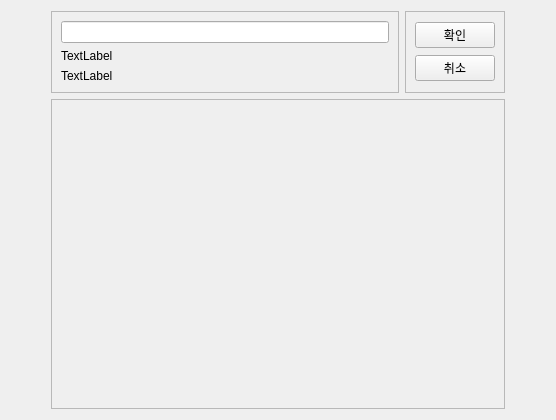
This is Code/front/ui/widget_make_talk_room_ui.ui in lee991229/KKOTalk as Qt 5 draws it before an edit. The edited form follows.
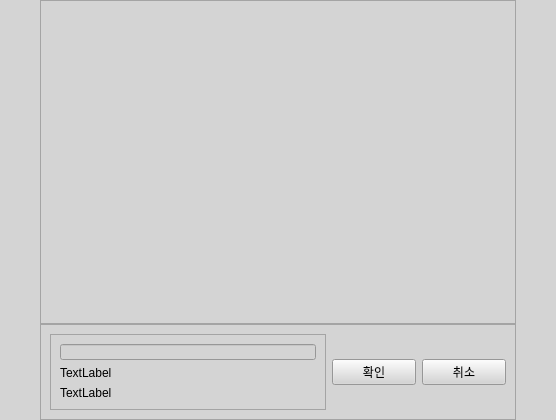
This is the edited form.

```diff
--- a/Code/front/ui/widget_make_talk_room_ui.ui
+++ b/Code/front/ui/widget_make_talk_room_ui.ui
@@ -13,7 +13,27 @@
   <property name="windowTitle">
    <string>Form</string>
   </property>
+  <property name="styleSheet">
+   <string notr="true">QWidget{
+background-color: rgb(212, 212, 212);
+}</string>
+  </property>
   <layout class="QVBoxLayout" name="verticalLayout_4">
+   <property name="spacing">
+    <number>0</number>
+   </property>
+   <property name="leftMargin">
+    <number>0</number>
+   </property>
+   <property name="topMargin">
+    <number>0</number>
+   </property>
+   <property name="rightMargin">
+    <number>0</number>
+   </property>
+   <property name="bottomMargin">
+    <number>0</number>
+   </property>
    <item>
     <layout class="QHBoxLayout" name="horizontalLayout_2">
      <item>
@@ -34,65 +54,6 @@
      </item>
      <item>
       <layout class="QVBoxLayout" name="verticalLayout_3">
-       <item>
-        <layout class="QHBoxLayout" name="horizontalLayout">
-         <item>
-          <widget class="QFrame" name="frame">
-           <property name="frameShape">
-            <enum>QFrame::StyledPanel</enum>
-           </property>
-           <property name="frameShadow">
-            <enum>QFrame::Raised</enum>
-           </property>
-           <layout class="QVBoxLayout" name="verticalLayout">
-            <item>
-             <widget class="QLineEdit" name="lineEdit"/>
-            </item>
-            <item>
-             <widget class="QLabel" name="label">
-              <property name="text">
-               <string>TextLabel</string>
-              </property>
-             </widget>
-            </item>
-            <item>
-             <widget class="QLabel" name="label_2">
-              <property name="text">
-               <string>TextLabel</string>
-              </property>
-             </widget>
-            </item>
-           </layout>
-          </widget>
-         </item>
-         <item>
-          <widget class="QFrame" name="frame_2">
-           <property name="frameShape">
-            <enum>QFrame::StyledPanel</enum>
-           </property>
-           <property name="frameShadow">
-            <enum>QFrame::Raised</enum>
-           </property>
-           <layout class="QVBoxLayout" name="verticalLayout_2">
-            <item>
-             <widget class="QPushButton" name="pushButton">
-              <property name="text">
-               <string>확인</string>
-              </property>
-             </widget>
-            </item>
-            <item>
-             <widget class="QPushButton" name="pushButton_2">
-              <property name="text">
-               <string>취소</string>
-              </property>
-             </widget>
-            </item>
-           </layout>
-          </widget>
-         </item>
-        </layout>
-       </item>
        <item>
         <widget class="QScrollArea" name="scrollArea">
          <property name="widgetResizable">
@@ -103,13 +64,146 @@
            <rect>
             <x>0</x>
             <y>0</y>
-            <width>440</width>
-            <height>312</height>
+            <width>458</width>
+            <height>310</height>
            </rect>
           </property>
+          <layout class="QVBoxLayout" name="layout">
+           <property name="spacing">
+            <number>0</number>
+           </property>
+           <property name="leftMargin">
+            <number>0</number>
+           </property>
+           <property name="topMargin">
+            <number>0</number>
+           </property>
+           <property name="rightMargin">
+            <number>0</number>
+           </property>
+           <property name="bottomMargin">
+            <number>0</number>
+           </property>
+           <item>
+            <widget class="QWidget" name="invite_member_choice" native="true">
+             <layout class="QVBoxLayout" name="invite_member_choice_layout"/>
+            </widget>
+           </item>
+           <item>
+            <widget class="QWidget" name="widget_2" native="true">
+             <layout class="QVBoxLayout" name="verticalLayout_5">
+              <item>
+               <spacer name="verticalSpacer">
+                <property name="orientation">
+                 <enum>Qt::Vertical</enum>
+                </property>
+                <property name="sizeHint" stdset="0">
+                 <size>
+                  <width>20</width>
+                  <height>273</height>
+                 </size>
+                </property>
+               </spacer>
+              </item>
+             </layout>
+            </widget>
+           </item>
+          </layout>
          </widget>
         </widget>
        </item>
+       <item>
+        <layout class="QHBoxLayout" name="horizontalLayout">
+         <item>
+          <widget class="QFrame" name="frame_2">
+           <property name="frameShape">
+            <enum>QFrame::StyledPanel</enum>
+           </property>
+           <property name="frameShadow">
+            <enum>QFrame::Raised</enum>
+           </property>
+           <layout class="QHBoxLayout" name="horizontalLayout_3">
+            <item>
+             <widget class="QWidget" name="widget" native="true">
+              <property name="minimumSize">
+               <size>
+                <width>276</width>
+                <height>76</height>
+               </size>
+              </property>
+              <property name="maximumSize">
+               <size>
+                <width>276</width>
+                <height>76</height>
+               </size>
+              </property>
+              <layout class="QVBoxLayout" name="verticalLayout_2">
+               <property name="spacing">
+                <number>0</number>
+               </property>
+               <property name="leftMargin">
+                <number>0</number>
+               </property>
+               <property name="topMargin">
+                <number>0</number>
+               </property>
+               <property name="rightMargin">
+                <number>0</number>
+               </property>
+               <property name="bottomMargin">
+                <number>0</number>
+               </property>
+               <item>
+                <widget class="QFrame" name="frame">
+                 <property name="frameShape">
+                  <enum>QFrame::StyledPanel</enum>
+                 </property>
+                 <property name="frameShadow">
+                  <enum>QFrame::Raised</enum>
+                 </property>
+                 <layout class="QVBoxLayout" name="verticalLayout">
+                  <item>
+                   <widget class="QLineEdit" name="lineEdit"/>
+                  </item>
+                  <item>
+                   <widget class="QLabel" name="label">
+                    <property name="text">
+                     <string>TextLabel</string>
+                    </property>
+                   </widget>
+                  </item>
+                  <item>
+                   <widget class="QLabel" name="label_2">
+                    <property name="text">
+                     <string>TextLabel</string>
+                    </property>
+                   </widget>
+                  </item>
+                 </layout>
+                </widget>
+               </item>
+              </layout>
+             </widget>
+            </item>
+            <item>
+             <widget class="QPushButton" name="decision_btn">
+              <property name="text">
+               <string>확인</string>
+              </property>
+             </widget>
+            </item>
+            <item>
+             <widget class="QPushButton" name="close_btn">
+              <property name="text">
+               <string>취소</string>
+              </property>
+             </widget>
+            </item>
+           </layout>
+          </widget>
+         </item>
+        </layout>
+       </item>
       </layout>
      </item>
      <item>
```
Left out of the diff: 2 changed lines with no effect on the pictures.
